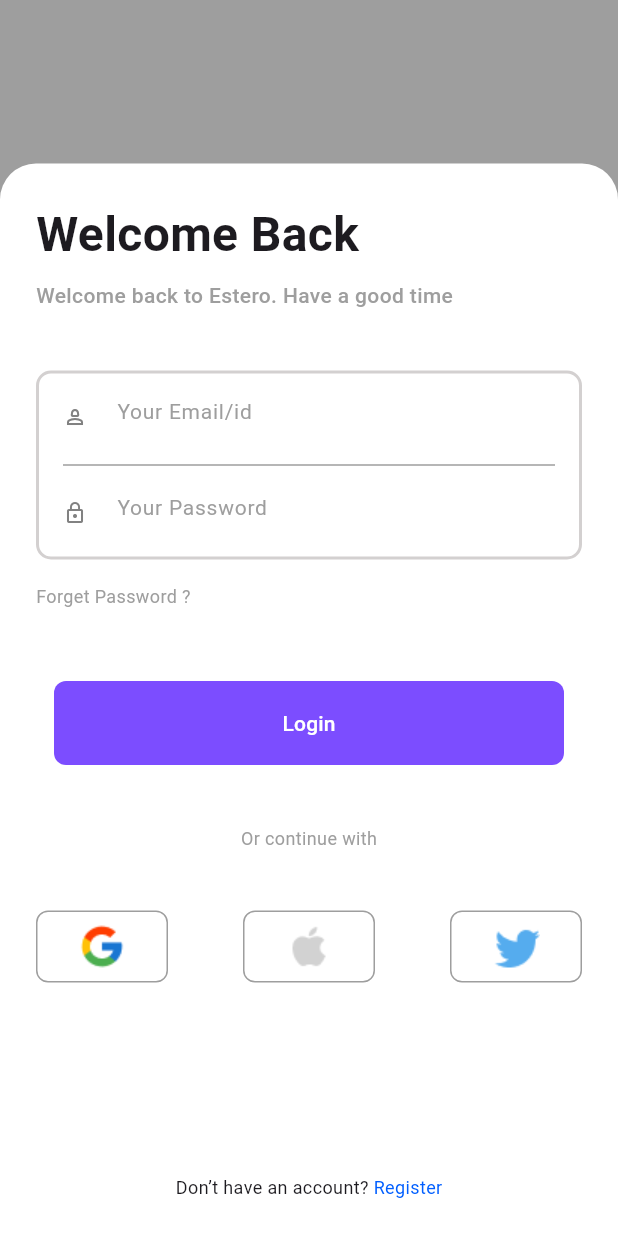
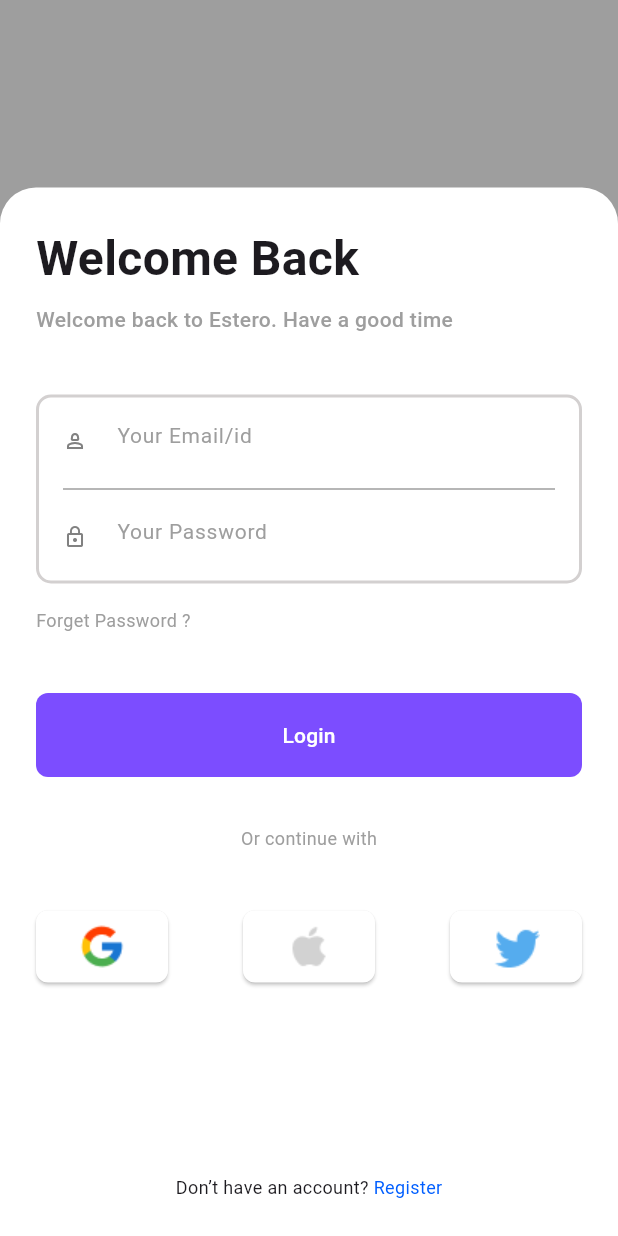
Before and after one commit to galihagungs/PPKDDASAR, a Flutter app: the screen it shows after launch, on a phone screen of 412 x 824 dp. Run offline on Flutter 3.47's test engine with Material 3 defaults, Android fonts, the phone set to English and light mode, and no system bars.

Commit message:
Revisi Febuary 26

```diff
--- a/lib/Pages/loginPages.dart
+++ b/lib/Pages/loginPages.dart
@@ -1,13 +1,13 @@
 import 'package:flutter/material.dart';
 
-class Loginpages extends StatefulWidget {
-  const Loginpages({super.key});
+class LoginPages extends StatefulWidget {
+  const LoginPages({super.key});
 
   @override
-  State<Loginpages> createState() => _LoginpagesState();
+  State<LoginPages> createState() => _LoginPagesState();
 }
 
-class _LoginpagesState extends State<Loginpages> {
+class _LoginPagesState extends State<LoginPages> {
   @override
   Widget build(BuildContext context) {
     return Scaffold(
@@ -99,23 +99,44 @@ class _LoginpagesState extends State<Loginpages> {
                     style: TextStyle(fontSize: 12, color: Colors.grey),
                   ),
                   SizedBox(height: 40),
-                  TextButton(
+                  // TextButton(
+                  //   onPressed: () {},
+                  //   child: Container(
+                  //     height: 56,
+                  //     decoration: BoxDecoration(
+                  //       color: Colors.deepPurpleAccent,
+                  //       borderRadius: BorderRadius.circular(8),
+                  //     ),
+                  //     child: Center(
+                  //       child: Text(
+                  //         "Login",
+                  //         style: TextStyle(fontSize: 14, color: Colors.white),
+                  //       ),
+                  //     ),
+                  //   ),
+                  // ),
+                  Center(
+                    child: TextButton(
+                      style: ButtonStyle(
+                        minimumSize: WidgetStateProperty.all(
+                          Size(MediaQuery.of(context).size.width, 56),
+                        ),
+                        backgroundColor: WidgetStateProperty.all(
+                          Colors.deepPurpleAccent,
+                        ),
+                        shape: WidgetStateProperty.all(
+                          RoundedRectangleBorder(
+                            borderRadius: BorderRadius.all(Radius.circular(8)),
+                          ),
+                        ),
+                      ),
                       onPressed: () {},
-                    child: Container(
-                      height: 56,
-                      decoration: BoxDecoration(
-                        color: Colors.deepPurpleAccent,
-                        borderRadius: BorderRadius.circular(8),
-                      ),
-                      child: Center(
                       child: Text(
                         "Login",
                         style: TextStyle(fontSize: 14, color: Colors.white),
                       ),
                     ),
                   ),
-                  ),
-
                   SizedBox(height: 32),
                   Center(
                     child: Text(
@@ -124,34 +145,56 @@ class _LoginpagesState extends State<Loginpages> {
                     ),
                   ),
                   SizedBox(height: 40),
+
                   Center(
                     child: Row(
                       mainAxisAlignment: MainAxisAlignment.spaceBetween,
                       children: [
-                        Container(
-                          height: 48,
-                          width: 88,
-                          decoration: BoxDecoration(
-                            border: Border.all(width: 1, color: Colors.grey),
+                        ElevatedButton(
+                          onPressed: () {},
+                          style: ButtonStyle(
+                            backgroundColor: WidgetStatePropertyAll(
+                              Colors.white,
+                            ),
+
+                            minimumSize: WidgetStateProperty.all(Size(88, 48)),
+                            shape: WidgetStatePropertyAll(
+                              RoundedRectangleBorder(
                                 borderRadius: BorderRadius.circular(8),
+                              ),
+                            ),
                           ),
                           child: Image.asset("assets/images/google.png"),
                         ),
-                        Container(
-                          height: 48,
-                          width: 88,
-                          decoration: BoxDecoration(
-                            border: Border.all(width: 1, color: Colors.grey),
+                        ElevatedButton(
+                          onPressed: () {},
+                          style: ButtonStyle(
+                            backgroundColor: WidgetStatePropertyAll(
+                              Colors.white,
+                            ),
+
+                            minimumSize: WidgetStateProperty.all(Size(88, 48)),
+                            shape: WidgetStatePropertyAll(
+                              RoundedRectangleBorder(
                                 borderRadius: BorderRadius.circular(8),
+                              ),
+                            ),
                           ),
                           child: Image.asset("assets/images/apple.png"),
                         ),
-                        Container(
-                          height: 48,
-                          width: 88,
-                          decoration: BoxDecoration(
-                            border: Border.all(width: 1, color: Colors.grey),
+                        ElevatedButton(
+                          onPressed: () {},
+                          style: ButtonStyle(
+                            backgroundColor: WidgetStatePropertyAll(
+                              Colors.white,
+                            ),
+
+                            minimumSize: WidgetStateProperty.all(Size(88, 48)),
+                            shape: WidgetStatePropertyAll(
+                              RoundedRectangleBorder(
                                 borderRadius: BorderRadius.circular(8),
+                              ),
+                            ),
                           ),
                           child: Image.asset("assets/images/twitter.png"),
                         ),
--- a/lib/main.dart
+++ b/lib/main.dart
@@ -1,7 +1,5 @@
 import 'package:first_app/Pages/LoginPages.dart';
-import 'package:first_app/Pages/bottomnav.dart';
 import 'package:first_app/Pages/fourpage.dart';
-import 'package:first_app/Pages/loginpage.dart';
 import 'package:first_app/Pages/secondpage.dart';
 import 'package:first_app/Pages/thirdpage.dart';
 import 'package:flutter/material.dart';
@@ -24,7 +22,7 @@ class MyApp extends StatelessWidget {
       ),
       // home: const MyHomePage(title: 'Flutter Demo Home Page'),
       routes: {
-        '/': (context) => const Loginpages(),
+        '/': (context) => const LoginPages(),
         '/home': (context) => const Secondpage(),
         '/thrid': (context) => const Thirdpage(),
         '/four': (context) => const Fourpage(),
```
Lines whose indentation alone changed are shown as unchanged.
